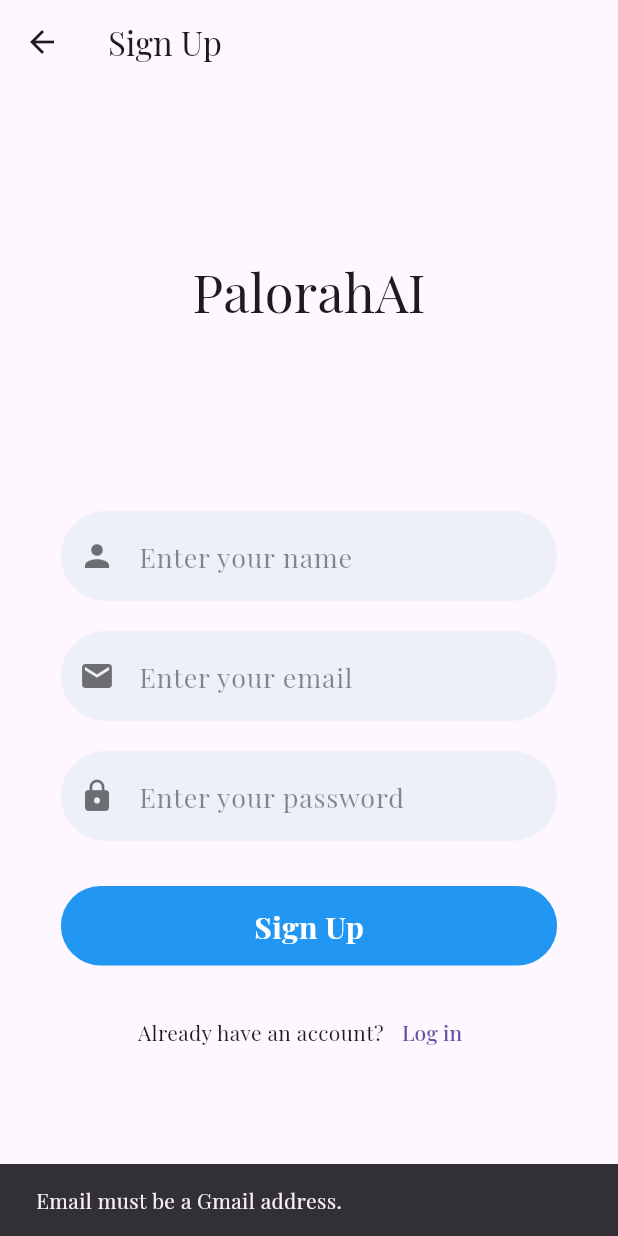
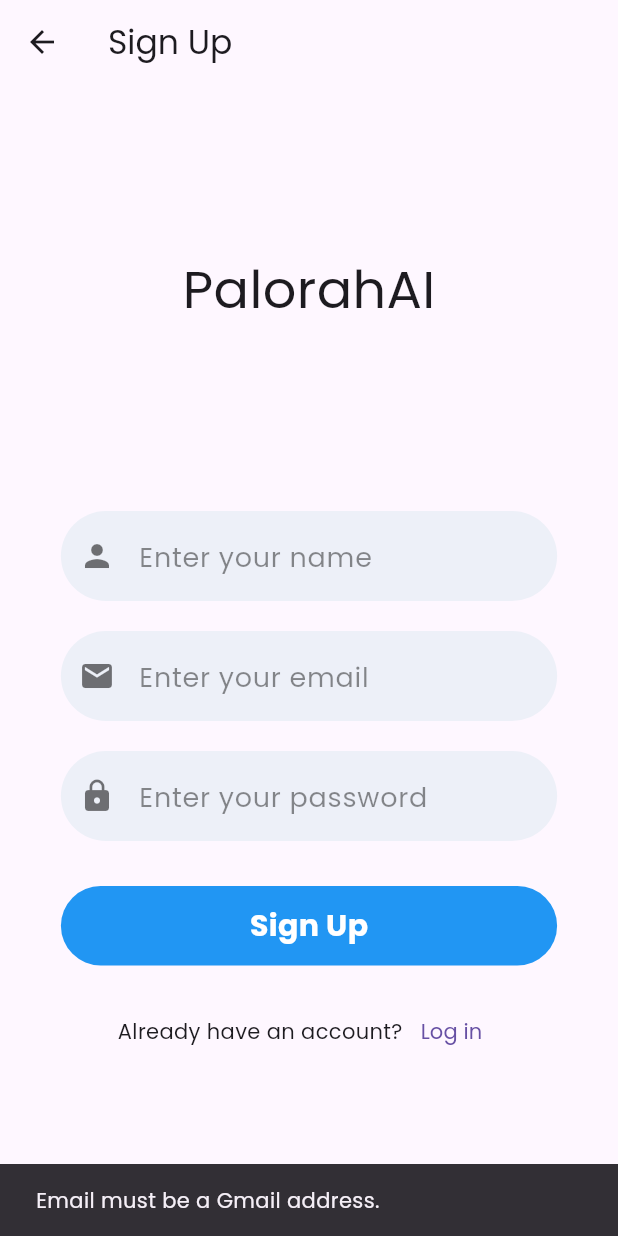
Before and after one commit to DevanshuShahs/PalorahAI, a Flutter app: the signUpPage screen opened by its route, after a tap on "Sign Up", on a phone screen of 412 x 824 dp. Run offline on Flutter 3.47's test engine with Material 3 defaults, Android fonts, the phone set to English and light mode, and no system bars; our stand-ins replace cloud_firestore, firebase_auth, firebase_core; accounts and stored records are empty.

Commit message:
bot shit

```diff
--- a/app/lib/Pages/sign_up.dart
+++ b/app/lib/Pages/sign_up.dart
@@ -35,14 +35,14 @@
 
     if (!email.endsWith('@gmail.com')) {
       ScaffoldMessenger.of(context).showSnackBar(
-        SnackBar(content: Text('Email must be a Gmail address.')),
+        const SnackBar(content: Text('Email must be a Gmail address.')),
       );
       return;
     }
 
     if (password.length < 6) {
       ScaffoldMessenger.of(context).showSnackBar(
-        SnackBar(content: Text('Password must be at least 6 characters long.')),
+        const SnackBar(content: Text('Password must be at least 6 characters long.')),
       );
       return;
     }
@@ -63,7 +63,7 @@
       //navigate to the next screen
        Navigator.push(
               context,
-              CupertinoPageRoute(builder: (context) => homePage()));
+              CupertinoPageRoute(builder: (context) => const homePage()));
     } else {
       setState(() {
         isLoading = false;
@@ -78,7 +78,7 @@
     return Scaffold(
       appBar: AppBar(
         title:
-         Text(
+         const Text(
           "Sign Up",
           ),
          ),
--- a/app/lib/main.dart
+++ b/app/lib/main.dart
@@ -19,7 +19,7 @@
     return MaterialApp(
       title: 'Custom Fonts',
       // Set Raleway as the default app font.
-      theme: ThemeData(fontFamily: 'PlayfairDisplay'),
+      theme: ThemeData(fontFamily: 'Poppins'),
       initialRoute: "/login",
       routes: {
         "/signUp":(context) => signUpPage(),
```
Also changed, not shown: app/firebase.json (added), app/lib/firebase_options.dart (added), 3 other files.
